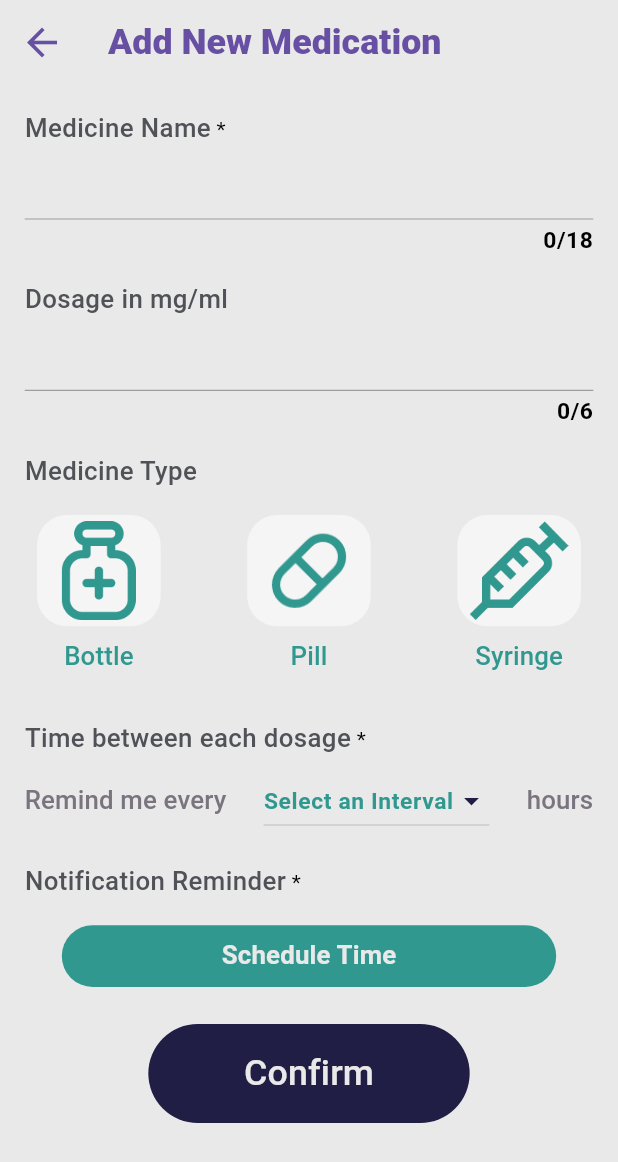
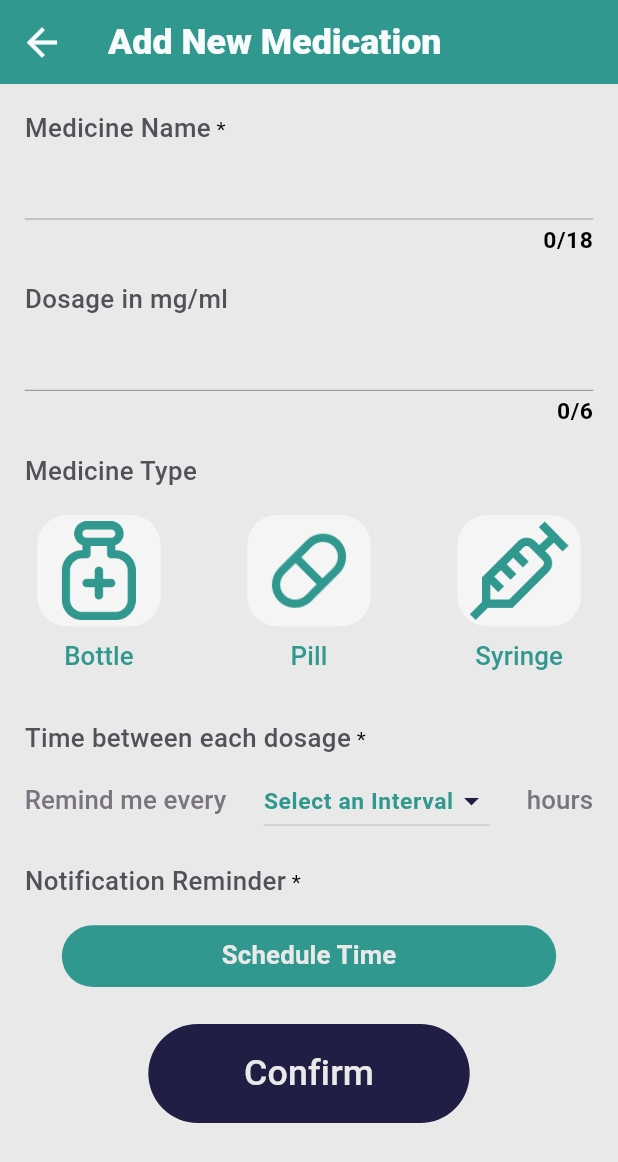
Before and after one commit to DeepaT99/Medicine-Monitoring-App, a Flutter app: the screen it shows once a user with an empty profile is signed in, after a tap on the "add" icon, on a phone screen of 412 x 824 dp. Shown: the top 1162 px of the screen. Run offline on Flutter 3.47's test engine with Material 3 defaults, Android fonts, the phone set to English and light mode, and no system bars; our stand-ins replace firebase_auth, firebase_core, flutter_local_notifications, google_sign_in, lottie, rxdart and 3 more; accounts and stored records are empty; network calls fail.

Commit message:
add page

```diff
--- a/lib/assets/constants.dart
+++ b/lib/assets/constants.dart
@@ -1,8 +1,8 @@
 import 'package:flutter/material.dart';
 
 class AppColors {
-static const  Color primaryColor = Color(0xFFF9FAF5);
-static const Color primaryAccent = Color(0xFFE9E9E9);
+static const  Color primaryColor = Color(0xFFF8FBFB);
+static const Color primaryAccent = Color(0xFFF3F4F4);
 static const  Color secondaryColor = Color(0xFF201E45);
 static const  Color accentColor = Color(0xFFC4ECB0);
 static const  Color secondAccentColor = Color(0xFFBFDBFF);
--- a/lib/models/medicine_card.dart
+++ b/lib/models/medicine_card.dart
@@ -1,4 +1,5 @@
 import 'package:flutter/material.dart';
+import 'package:medicine_tracker/assets/constants.dart';
 import 'package:medicine_tracker/global_bloc.dart';
 import 'package:medicine_tracker/models/medicine.dart';
 import 'package:medicine_tracker/pages/details/medicine_details.dart';
@@ -9,18 +10,18 @@ class MedicineCard extends StatefulWidget {
   MedicineCard({
     super.key,
     required this.medicine,
-    this.onChanged,
+
   });
   final Medicine medicine;
 
-  final Function(bool?)? onChanged;
 
   @override
   State<MedicineCard> createState() => _MedicineCardState();
 }
 
 class _MedicineCardState extends State<MedicineCard> {
-  bool medicineTaken = false;
+
+
   Hero makeIcon() {
     if (widget.medicine.medicineType == 'Bottle') {
       return Hero(
@@ -88,7 +89,7 @@ class _MedicineCardState extends State<MedicineCard> {
         child: Container(
           height: 15.h,
           decoration: BoxDecoration(
-            color: Colors.white,
+            color: AppColors.primaryColor,
             boxShadow: kElevationToShadow[1],
             borderRadius: BorderRadius.circular(8),
           ),
@@ -162,15 +163,7 @@ class _MedicineCardState extends State<MedicineCard> {
                   ),
 
                   //checkbox
-                  Padding(
-                    padding: EdgeInsets.all(2.h),
-                    child: Checkbox(
-                      value: medicineTaken,
-                      onChanged: (value) {
-                        setState(() => medicineTaken = value!);
-                      },
-                    ),
-                  )
+
                 ],
               ),
             ],
--- a/lib/pages/add/add_new.dart
+++ b/lib/pages/add/add_new.dart
@@ -10,6 +10,7 @@ import 'package:medicine_tracker/pages/homepage/home_screen.dart';
 import 'package:provider/provider.dart';
 import 'package:sizer/sizer.dart';
 
+import '../../assets/constants.dart';
 import '../../models/convert_time.dart';
 import '../../models/medicine.dart';
 import '../../models/medicine_type.dart';
@@ -57,10 +58,15 @@ class _AddNewState extends State<AddNew> {
       key: _scaffoldKey,
       resizeToAvoidBottomInset: false,
       appBar: AppBar(
+        iconTheme: IconThemeData(color: AppColors.primaryColor,
+            size: 30.px,),
+        backgroundColor: Theme.of(context).colorScheme.inversePrimary,
         title: Text(
           'Add New Medication',
           textAlign: TextAlign.center,
-          style: Theme.of(context).textTheme.headlineSmall,
+          style: Theme.of(context).textTheme.headlineSmall!.copyWith(
+              color: AppColors.primaryColor,
+          ),
           ),
         ),
 
--- a/lib/pages/details/medicine_details.dart
+++ b/lib/pages/details/medicine_details.dart
@@ -1,4 +1,5 @@
 import 'package:flutter/material.dart';
+import 'package:medicine_tracker/assets/constants.dart';
 import 'package:medicine_tracker/global_bloc.dart';
 import 'package:medicine_tracker/models/medicine.dart';
 import 'package:provider/provider.dart';
@@ -18,12 +19,13 @@ class _MedicineDetailsState extends State<MedicineDetails> {
     final GlobalBloc _globalBloc = Provider.of<GlobalBloc>(context);
     return Scaffold(
       appBar: AppBar(
+        iconTheme: IconThemeData(color: AppColors.primaryColor,
+        size: 28.px),
+        backgroundColor: Theme.of(context).colorScheme.inversePrimary,
         title: Text(
           'Medicine Details',
-          style: Theme.of(context)
-              .textTheme
-              .headlineSmall!
-              .copyWith(fontWeight: FontWeight.w500),
+          style: Theme.of(context).textTheme.headlineSmall!.copyWith(
+               color: AppColors.primaryColor),
         ),
       ),
       body: Padding(
@@ -98,9 +100,10 @@ class _MedicineDetailsState extends State<MedicineDetails> {
               },
               child: Text(
                 'Yes',
-                style: Theme.of(context).textTheme.bodySmall!.copyWith(
-                    color: Colors.redAccent,
-                    fontSize: 18.sp),
+                style: Theme.of(context)
+                    .textTheme
+                    .bodySmall!
+                    .copyWith(color: Colors.redAccent, fontSize: 18.sp),
               ),
             ),
           ],
@@ -236,15 +239,13 @@ class InfoTab extends StatelessWidget {
               fieldTitle,
               style: Theme.of(context).textTheme.titleSmall,
             ),
-            SizedBox(
-              height: 0.5.h
-            ),
+            SizedBox(height: 0.5.h),
             Text(
               fieldInfo,
               style: Theme.of(context).textTheme.headlineSmall!.copyWith(
-                fontSize: 20.sp,
-                color: Theme.of(context).colorScheme.primary,
-              ),
+                    fontSize: 20.sp,
+                    color: Theme.of(context).colorScheme.primary,
+                  ),
             )
           ],
         ),
--- a/lib/pages/homepage/checkbox.dart
+++ b/lib/pages/homepage/checkbox.dart
@@ -0,0 +1 @@
+import 'package:flutter/material.dart';
--- a/lib/pages/homepage/home_screen.dart
+++ b/lib/pages/homepage/home_screen.dart
@@ -24,12 +24,15 @@ class _HomeScreenState extends State<HomeScreen> {
               onTap: (value) {
                 setState(() {
                   index = value;
-                });
+                },
+                );
               },
+
               backgroundColor: const Color(0xFFF9FAF5),
               showSelectedLabels: false,
               showUnselectedLabels: false,
-              elevation: 3,
+
+              elevation: 2,
               items: [
                 BottomNavigationBarItem(
                   icon: Icon(
--- a/lib/pages/homepage/main_screen.dart
+++ b/lib/pages/homepage/main_screen.dart
@@ -1,5 +1,6 @@
 import 'package:flutter/material.dart';
-import 'package:linear_calender/linear_calender.dart';
+import 'package:intl/intl.dart';
+import 'package:medicine_tracker/assets/constants.dart';
 import 'package:medicine_tracker/global_bloc.dart';
 import 'package:medicine_tracker/pages/app_view.dart';
 import 'package:provider/provider.dart';
@@ -14,36 +15,51 @@ class MainScreen extends StatelessWidget {
   @override
   Widget build(BuildContext context) {
     final GlobalBloc globalBloc = Provider.of<GlobalBloc>(context);
-    return SafeArea(
-      child: Padding(
-        padding: EdgeInsets.all(4.w),
+    return Scaffold(
+      appBar: AppBar(
+        backgroundColor: Theme.of(context).colorScheme.inversePrimary,
+        title: SafeArea(
+          child: Column(
+            mainAxisAlignment: MainAxisAlignment.center,
+            children: [
+              Padding(
+                padding: EdgeInsets.symmetric(horizontal: 4.w),
+                child: Container(
+                  alignment: Alignment.center,
+                  child: Text(
+                    'Never miss your medications!',
+                    style: Theme.of(context).textTheme.headlineSmall!.copyWith(
+                          color: AppColors.primaryColor,
+                      fontSize: 20.sp
+                        ),
+                  ),
+                ),
+              ),
+              Padding(
+                padding: EdgeInsets.only(right: 5.w),
+                child: Container(
+                  alignment: Alignment.bottomRight,
+                  child: Text(
+                    DateFormat.yMMMMd().format(DateTime.now()),
+                    style: Theme.of(context)
+                        .textTheme
+                        .titleMedium!
+                        .copyWith(
+                        fontSize: 16.sp,
+                        color: AppColors.primaryColor),
+                  ),
+                ),
+              ),
+              SizedBox(height: 0.4.h,)
+            ],
+          ),
+        ),
+      ),
+      body: Padding(
+        padding: EdgeInsets.all(1.h),
         child: Column(
           children: [
-            Row(
-              mainAxisAlignment: MainAxisAlignment.spaceBetween,
-              children: [
-                Row(
-                  children: [
-                    Column(
-                      crossAxisAlignment: CrossAxisAlignment.start,
-                      children: [
-                        Text(
-                          'Stay on track with your health ',
-                          style: Theme.of(context)
-                              .textTheme
-                              .headlineSmall!
-                              .copyWith(
-                                color: Theme.of(context)
-                                    .colorScheme
-                                    .inversePrimary,
-                              ),
-                        ),
-                      ],
-                    ),
-                  ],
-                ),
-              ],
-            ),
+
             SizedBox(
               height: 2.h,
             ),
@@ -116,9 +132,7 @@ class ListItems extends StatelessWidget {
   const ListItems({super.key});
 
   //checkbox was ticked
-  void checkBoxChanged(int index){
-
-  }
+  void checkBoxChanged(int index) {}
   @override
   Widget build(BuildContext context) {
     final GlobalBloc globalBloc = Provider.of<GlobalBloc>(context);
@@ -143,7 +157,6 @@ class ListItems extends StatelessWidget {
             itemBuilder: (BuildContext context, index) {
               return MedicineCard(
                 medicine: snapshot.data![index],
-
               );
             },
           );
--- a/pubspec.yaml
+++ b/pubspec.yaml
@@ -40,7 +40,6 @@ dependencies:
   cloud_firestore: ^5.4.5
   firebase_storage: ^12.3.5
   google_sign_in: ^6.2.2
-  linear_calender: ^0.0.5
   flutter_svg: ^2.0.14
   rxdart: ^0.28.0
   provider: ^6.1.2
@@ -50,6 +49,7 @@ dependencies:
   flutter_local_notifications: ^18.0.1
   timezone: ^0.10.0
   sizer: ^3.0.4
+  intl: ^0.20.1
 
 
 dev_dependencies:
```
Also changed, not shown: pubspec.lock.
